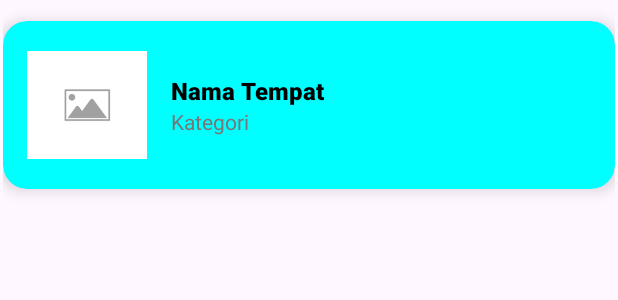
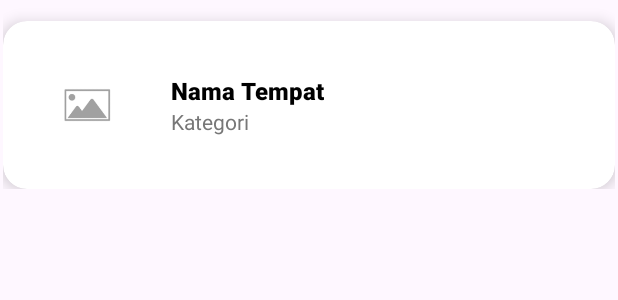
Before and after one commit to StaycationTeam/nmp_yamaha, an Android app: the layout item_favourite_place.xml on its own in the app's theme, with its tools: preview values and no code run, on a phone screen of 412 x 824 dp. Shown: the top 300 px of the screen. Run offline under Robolectric (Android 15) with nearby library versions, the light colour scheme and no system bars; network calls fail.

Commit message:
update UI

```diff
--- a/app/src/main/res/layout/item_favourite_place.xml
+++ b/app/src/main/res/layout/item_favourite_place.xml
@@ -2,7 +2,7 @@
 <LinearLayout xmlns:android="http://schemas.android.com/apk/res/android"
     xmlns:card_view="http://schemas.android.com/apk/res-auto"
     android:layout_width="match_parent"
-    android:layout_height="match_parent"
+    android:layout_height="wrap_content"
     android:orientation="vertical"
     android:padding="2dp">
 <!--    android:background="@drawable/bg_gradient"> &lt;!&ndash; INI LATAR BELAKANG UTAMA &ndash;&gt;-->
@@ -13,7 +13,7 @@
         android:layout_marginTop="12dp"
         card_view:cardCornerRadius="16dp"
         card_view:cardElevation="6dp"
-        card_view:cardBackgroundColor="#00FFFF"> <!-- cyan -->
+        card_view:cardBackgroundColor="#FFFFFF"> <!-- cyan -->
 
         <LinearLayout
             android:layout_width="match_parent"
--- a/app/src/main/res/layout/item_healing_place.xml
+++ b/app/src/main/res/layout/item_healing_place.xml
@@ -13,7 +13,7 @@
         android:layout_margin="12dp"
         app:cardCornerRadius="16dp"
         app:cardElevation="6dp"
-        app:cardBackgroundColor="@android:color/transparent">
+        app:cardBackgroundColor="#FFFFFF">
 
         <LinearLayout
             android:layout_width="match_parent"
```
